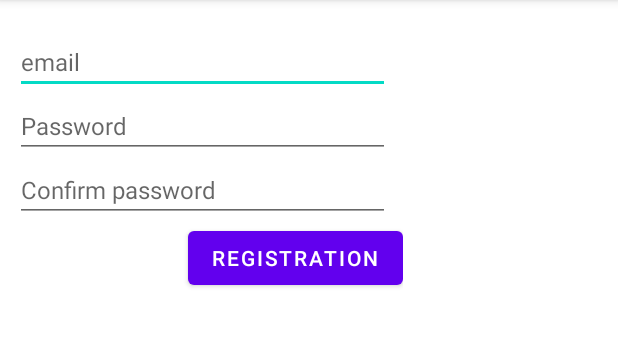
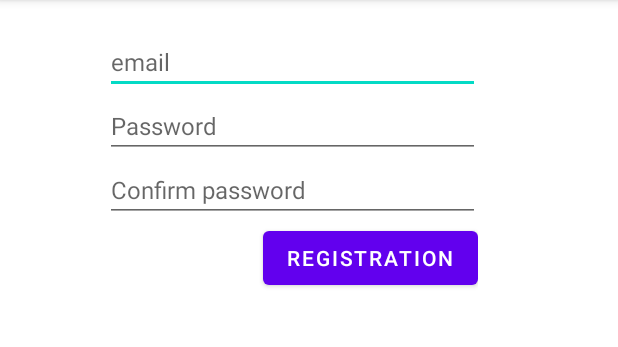
Before and after one commit to CostacR/MyShopping, an Android app: the RegistrationActivity screen opened directly, with no data from a screen before it, on a phone screen of 412 x 824 dp, the part 84-431 px from its top. Run offline under Robolectric (Android 15) with nearby library versions, the phone set to English and light mode, and no system bars.

Commit message:
update pegistration, login pages add checking login and password

```diff
--- a/app/src/main/res/layout/activity_registration.xml
+++ b/app/src/main/res/layout/activity_registration.xml
@@ -5,21 +5,17 @@
     android:orientation="vertical"
     android:layout_width="match_parent"
     android:layout_height="match_parent"
-    android:layout_marginStart="10dp"
+
     android:layout_marginTop="20dp"
     >
 
-    <LinearLayout
-        android:layout_width="wrap_content"
-        android:layout_height="wrap_content"
-        android:orientation="horizontal"
 
-        >
 
         <LinearLayout
             android:layout_width="wrap_content"
             android:layout_height="wrap_content"
             android:orientation="vertical"
+            android:layout_marginStart="70dp"
 
             >
 
@@ -56,28 +52,16 @@
                 />
 
         </LinearLayout>
-        <LinearLayout
-            android:layout_width="wrap_content"
-            android:layout_height="wrap_content"
-            android:orientation="vertical">
-            <TextView
-                android:id="@+id/errorLoginMessage"
-                android:layout_width="wrap_content"
-                android:layout_height="wrap_content"
-                android:text="login error message"
-                android:textColor="@color/white">
 
-            </TextView>
 
-        </LinearLayout>
-
-    </LinearLayout>
 
     <LinearLayout
         android:layout_width="wrap_content"
         android:layout_height="wrap_content"
         android:orientation="horizontal"
-        android:layout_marginStart="10dp">
+        android:layout_marginStart="70dp"
+
+        >
 
         <Button
             android:id="@+id/loginButton"
@@ -97,5 +81,21 @@
             />
     </LinearLayout>
 
+    <LinearLayout
+        android:layout_width="wrap_content"
+        android:layout_height="wrap_content"
+        android:orientation="vertical"
+        android:layout_marginStart="70dp">
+        <TextView
+            android:id="@+id/errorLoginMessage"
+            android:layout_width="wrap_content"
+            android:layout_height="wrap_content"
+            android:text=""
+            android:textColor="@color/white">
+
+        </TextView>
+
+    </LinearLayout>
+
 
 </LinearLayout>
```
